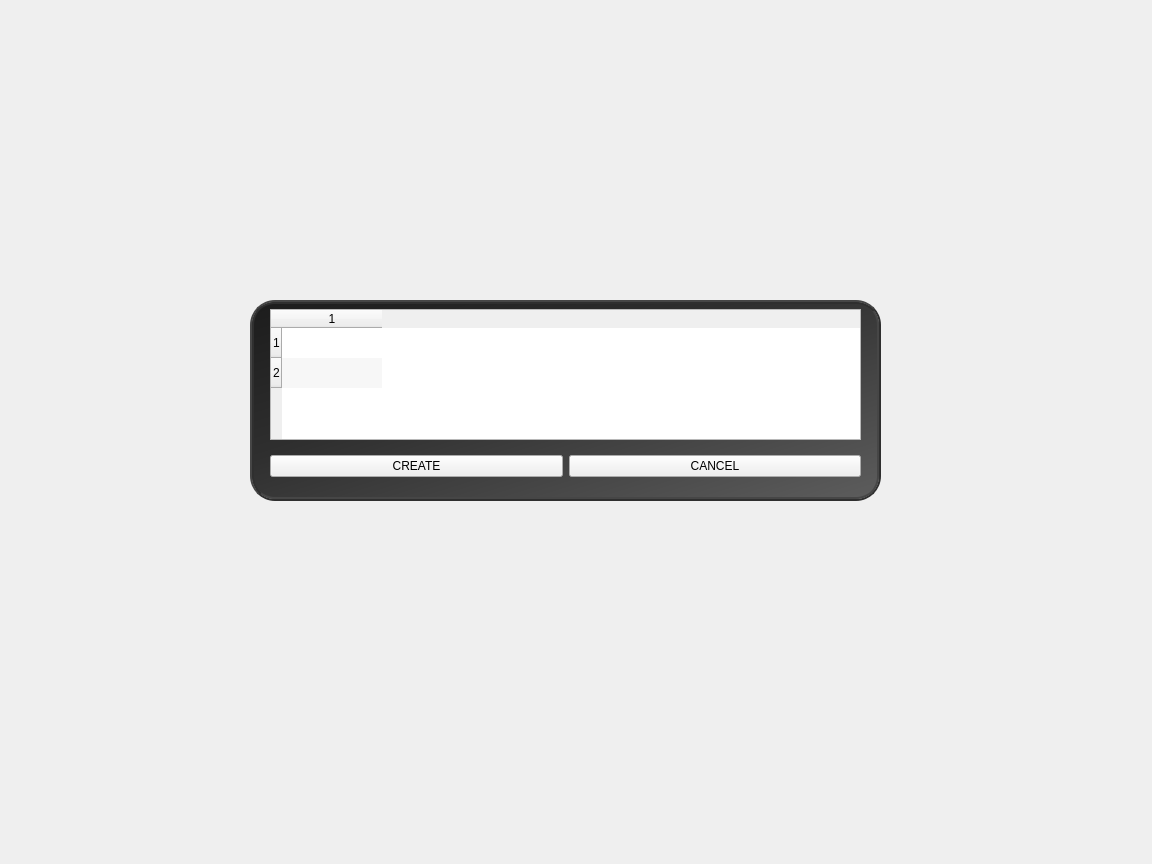
Qt form src/client/gui/joingame.ui (HqWisen/CityLord) before a commit.
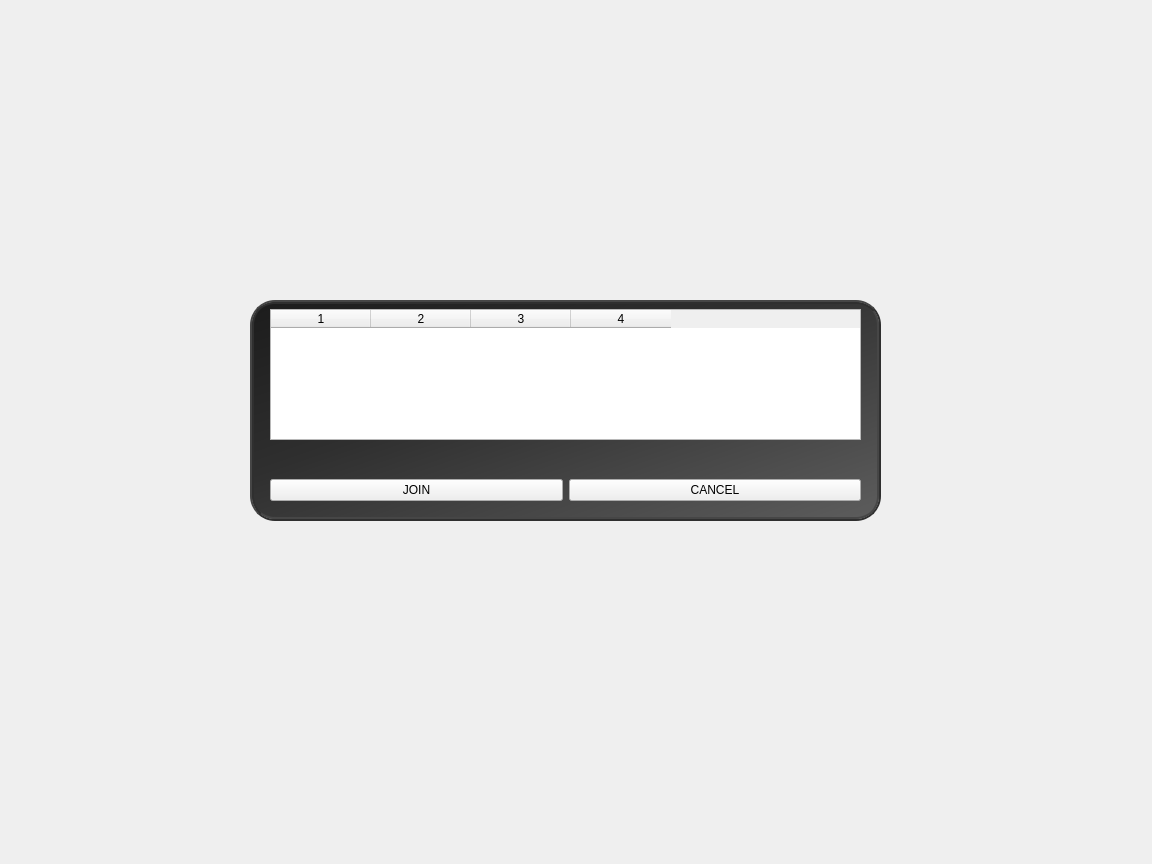
The same form after that commit. Icons and pictures are not drawn.

Commit message: Finalisation de JoinGame (GUI) - Hakim

```diff
--- a/src/client/gui/joingame.ui
+++ b/src/client/gui/joingame.ui
@@ -33,7 +33,7 @@
      <number>250</number>
     </property>
     <property name="bottomMargin">
-     <number>340</number>
+     <number>320</number>
     </property>
     <property name="spacing">
      <number>0</number>
@@ -51,451 +51,20 @@
       <property name="frameShadow">
        <enum>QFrame::Raised</enum>
       </property>
-      <widget class="QLabel" name="errorLabel">
-       <property name="geometry">
-        <rect>
-         <x>0</x>
-         <y>130</y>
-         <width>511</width>
-         <height>31</height>
-        </rect>
-       </property>
-       <property name="palette">
-        <palette>
-         <active>
-          <colorrole role="WindowText">
-           <brush brushstyle="SolidPattern">
-            <color alpha="255">
-             <red>255</red>
-             <green>0</green>
-             <blue>0</blue>
-            </color>
-           </brush>
-          </colorrole>
-          <colorrole role="Button">
-           <brush brushstyle="SolidPattern">
-            <color alpha="255">
-             <red>206</red>
-             <green>206</green>
-             <blue>206</blue>
-            </color>
-           </brush>
-          </colorrole>
-          <colorrole role="Light">
-           <brush brushstyle="SolidPattern">
-            <color alpha="255">
-             <red>255</red>
-             <green>113</green>
-             <blue>113</blue>
-            </color>
-           </brush>
-          </colorrole>
-          <colorrole role="Midlight">
-           <brush brushstyle="SolidPattern">
-            <color alpha="255">
-             <red>249</red>
-             <green>57</green>
-             <blue>57</blue>
-            </color>
-           </brush>
-          </colorrole>
-          <colorrole role="Dark">
-           <brush brushstyle="SolidPattern">
-            <color alpha="255">
-             <red>122</red>
-             <green>1</green>
-             <blue>1</blue>
-            </color>
-           </brush>
-          </colorrole>
-          <colorrole role="Mid">
-           <brush brushstyle="SolidPattern">
-            <color alpha="255">
-             <red>163</red>
-             <green>1</green>
-             <blue>1</blue>
-            </color>
-           </brush>
-          </colorrole>
-          <colorrole role="Text">
-           <brush brushstyle="SolidPattern">
-            <color alpha="255">
-             <red>255</red>
-             <green>0</green>
-             <blue>0</blue>
-            </color>
-           </brush>
-          </colorrole>
-          <colorrole role="BrightText">
-           <brush brushstyle="SolidPattern">
-            <color alpha="255">
-             <red>255</red>
-             <green>255</green>
-             <blue>255</blue>
-            </color>
-           </brush>
-          </colorrole>
-          <colorrole role="ButtonText">
-           <brush brushstyle="SolidPattern">
-            <color alpha="255">
-             <red>255</red>
-             <green>0</green>
-             <blue>0</blue>
-            </color>
-           </brush>
-          </colorrole>
-          <colorrole role="Base">
-           <brush brushstyle="SolidPattern">
-            <color alpha="255">
-             <red>206</red>
-             <green>206</green>
-             <blue>206</blue>
-            </color>
-           </brush>
-          </colorrole>
-          <colorrole role="Window">
-           <brush brushstyle="SolidPattern">
-            <color alpha="255">
-             <red>206</red>
-             <green>206</green>
-             <blue>206</blue>
-            </color>
-           </brush>
-          </colorrole>
-          <colorrole role="Shadow">
-           <brush brushstyle="SolidPattern">
-            <color alpha="255">
-             <red>0</red>
-             <green>0</green>
-             <blue>0</blue>
-            </color>
-           </brush>
-          </colorrole>
-          <colorrole role="AlternateBase">
-           <brush brushstyle="SolidPattern">
-            <color alpha="255">
-             <red>249</red>
-             <green>128</green>
-             <blue>128</blue>
-            </color>
-           </brush>
-          </colorrole>
-          <colorrole role="ToolTipBase">
-           <brush brushstyle="SolidPattern">
-            <color alpha="255">
-             <red>255</red>
-             <green>255</green>
-             <blue>220</blue>
-            </color>
-           </brush>
-          </colorrole>
-          <colorrole role="ToolTipText">
-           <brush brushstyle="SolidPattern">
-            <color alpha="255">
-             <red>0</red>
-             <green>0</green>
-             <blue>0</blue>
-            </color>
-           </brush>
-          </colorrole>
-         </active>
-         <inactive>
-          <colorrole role="WindowText">
-           <brush brushstyle="SolidPattern">
-            <color alpha="255">
-             <red>255</red>
-             <green>0</green>
-             <blue>0</blue>
-            </color>
-           </brush>
-          </colorrole>
-          <colorrole role="Button">
-           <brush brushstyle="SolidPattern">
-            <color alpha="255">
-             <red>206</red>
-             <green>206</green>
-             <blue>206</blue>
-            </color>
-           </brush>
-          </colorrole>
-          <colorrole role="Light">
-           <brush brushstyle="SolidPattern">
-            <color alpha="255">
-             <red>255</red>
-             <green>113</green>
-             <blue>113</blue>
-            </color>
-           </brush>
-          </colorrole>
-          <colorrole role="Midlight">
-           <brush brushstyle="SolidPattern">
-            <color alpha="255">
-             <red>249</red>
-             <green>57</green>
-             <blue>57</blue>
-            </color>
-           </brush>
-          </colorrole>
-          <colorrole role="Dark">
-           <brush brushstyle="SolidPattern">
-            <color alpha="255">
-             <red>122</red>
-             <green>1</green>
-             <blue>1</blue>
-            </color>
-           </brush>
-          </colorrole>
-          <colorrole role="Mid">
-           <brush brushstyle="SolidPattern">
-            <color alpha="255">
-             <red>163</red>
-             <green>1</green>
-             <blue>1</blue>
-            </color>
-           </brush>
-          </colorrole>
-          <colorrole role="Text">
-           <brush brushstyle="SolidPattern">
-            <color alpha="255">
-             <red>255</red>
-             <green>0</green>
-             <blue>0</blue>
-            </color>
-           </brush>
-          </colorrole>
-          <colorrole role="BrightText">
-           <brush brushstyle="SolidPattern">
-            <color alpha="255">
-             <red>255</red>
-             <green>255</green>
-             <blue>255</blue>
-            </color>
-           </brush>
-          </colorrole>
-          <colorrole role="ButtonText">
-           <brush brushstyle="SolidPattern">
-            <color alpha="255">
-             <red>255</red>
-             <green>0</green>
-             <blue>0</blue>
-            </color>
-           </brush>
-          </colorrole>
-          <colorrole role="Base">
-           <brush brushstyle="SolidPattern">
-            <color alpha="255">
-             <red>206</red>
-             <green>206</green>
-             <blue>206</blue>
-            </color>
-           </brush>
-          </colorrole>
-          <colorrole role="Window">
-           <brush brushstyle="SolidPattern">
-            <color alpha="255">
-             <red>206</red>
-             <green>206</green>
-             <blue>206</blue>
-            </color>
-           </brush>
-          </colorrole>
-          <colorrole role="Shadow">
-           <brush brushstyle="SolidPattern">
-            <color alpha="255">
-             <red>0</red>
-             <green>0</green>
-             <blue>0</blue>
-            </color>
-           </brush>
-          </colorrole>
-          <colorrole role="AlternateBase">
-           <brush brushstyle="SolidPattern">
-            <color alpha="255">
-             <red>249</red>
-             <green>128</green>
-             <blue>128</blue>
-            </color>
-           </brush>
-          </colorrole>
-          <colorrole role="ToolTipBase">
-           <brush brushstyle="SolidPattern">
-            <color alpha="255">
-             <red>255</red>
-             <green>255</green>
-             <blue>220</blue>
-            </color>
-           </brush>
-          </colorrole>
-          <colorrole role="ToolTipText">
-           <brush brushstyle="SolidPattern">
-            <color alpha="255">
-             <red>0</red>
-             <green>0</green>
-             <blue>0</blue>
-            </color>
-           </brush>
-          </colorrole>
-         </inactive>
-         <disabled>
-          <colorrole role="WindowText">
-           <brush brushstyle="SolidPattern">
-            <color alpha="255">
-             <red>255</red>
-             <green>0</green>
-             <blue>0</blue>
-            </color>
-           </brush>
-          </colorrole>
-          <colorrole role="Button">
-           <brush brushstyle="SolidPattern">
-            <color alpha="255">
-             <red>206</red>
-             <green>206</green>
-             <blue>206</blue>
-            </color>
-           </brush>
-          </colorrole>
-          <colorrole role="Light">
-           <brush brushstyle="SolidPattern">
-            <color alpha="255">
-             <red>255</red>
-             <green>113</green>
-             <blue>113</blue>
-            </color>
-           </brush>
-          </colorrole>
-          <colorrole role="Midlight">
-           <brush brushstyle="SolidPattern">
-            <color alpha="255">
-             <red>249</red>
-             <green>57</green>
-             <blue>57</blue>
-            </color>
-           </brush>
-          </colorrole>
-          <colorrole role="Dark">
-           <brush brushstyle="SolidPattern">
-            <color alpha="255">
-             <red>122</red>
-             <green>1</green>
-             <blue>1</blue>
-            </color>
-           </brush>
-          </colorrole>
-          <colorrole role="Mid">
-           <brush brushstyle="SolidPattern">
-            <color alpha="255">
-             <red>163</red>
-             <green>1</green>
-             <blue>1</blue>
-            </color>
-           </brush>
-          </colorrole>
-          <colorrole role="Text">
-           <brush brushstyle="SolidPattern">
-            <color alpha="255">
-             <red>255</red>
-             <green>0</green>
-             <blue>0</blue>
-            </color>
-           </brush>
-          </colorrole>
-          <colorrole role="BrightText">
-           <brush brushstyle="SolidPattern">
-            <color alpha="255">
-             <red>255</red>
-             <green>255</green>
-             <blue>255</blue>
-            </color>
-           </brush>
-          </colorrole>
-          <colorrole role="ButtonText">
-           <brush brushstyle="SolidPattern">
-            <color alpha="255">
-             <red>255</red>
-             <green>0</green>
-             <blue>0</blue>
-            </color>
-           </brush>
-          </colorrole>
-          <colorrole role="Base">
-           <brush brushstyle="SolidPattern">
-            <color alpha="255">
-             <red>206</red>
-             <green>206</green>
-             <blue>206</blue>
-            </color>
-           </brush>
-          </colorrole>
-          <colorrole role="Window">
-           <brush brushstyle="SolidPattern">
-            <color alpha="255">
-             <red>206</red>
-             <green>206</green>
-             <blue>206</blue>
-            </color>
-           </brush>
-          </colorrole>
-          <colorrole role="Shadow">
-           <brush brushstyle="SolidPattern">
-            <color alpha="255">
-             <red>0</red>
-             <green>0</green>
-             <blue>0</blue>
-            </color>
-           </brush>
-          </colorrole>
-          <colorrole role="AlternateBase">
-           <brush brushstyle="SolidPattern">
-            <color alpha="255">
-             <red>244</red>
-             <green>2</green>
-             <blue>2</blue>
-            </color>
-           </brush>
-          </colorrole>
-          <colorrole role="ToolTipBase">
-           <brush brushstyle="SolidPattern">
-            <color alpha="255">
-             <red>255</red>
-             <green>255</green>
-             <blue>220</blue>
-            </color>
-           </brush>
-          </colorrole>
-          <colorrole role="ToolTipText">
-           <brush brushstyle="SolidPattern">
-            <color alpha="255">
-             <red>0</red>
-             <green>0</green>
-             <blue>0</blue>
-            </color>
-           </brush>
-          </colorrole>
-         </disabled>
-        </palette>
-       </property>
-       <property name="styleSheet">
-        <string notr="true">QLabel { color : red;}</string>
-       </property>
-       <property name="text">
-        <string/>
-       </property>
-      </widget>
       <widget class="QWidget" name="horizontalLayoutWidget">
        <property name="geometry">
         <rect>
          <x>20</x>
-         <y>150</y>
+         <y>170</y>
          <width>591</width>
-         <height>33</height>
+         <height>41</height>
         </rect>
        </property>
        <layout class="QHBoxLayout" name="horizontalLayout">
         <item>
          <widget class="QPushButton" name="createButton">
           <property name="text">
-           <string>CREATE</string>
+           <string>JOIN</string>
           </property>
          </widget>
         </item>
@@ -542,21 +111,38 @@
            <enum>Qt::CustomDashLine</enum>
           </property>
           <property name="rowCount">
-           <number>2</number>
+           <number>0</number>
           </property>
           <property name="columnCount">
-           <number>1</number>
+           <number>4</number>
           </property>
           <attribute name="horizontalHeaderShowSortIndicator" stdset="0">
            <bool>false</bool>
           </attribute>
-          <row/>
-          <row/>
+          <column/>
+          <column/>
+          <column/>
           <column/>
          </widget>
         </item>
        </layout>
       </widget>
+      <widget class="QLabel" name="errorLabel">
+       <property name="geometry">
+        <rect>
+         <x>20</x>
+         <y>140</y>
+         <width>591</width>
+         <height>31</height>
+        </rect>
+       </property>
+       <property name="styleSheet">
+        <string notr="true">QLabel { color : red;}</string>
+       </property>
+       <property name="text">
+        <string/>
+       </property>
+      </widget>
      </widget>
     </item>
    </layout>
```
Left out of the diff: 2 changed lines with no effect on the pictures. The commit also changes 37 other files.
